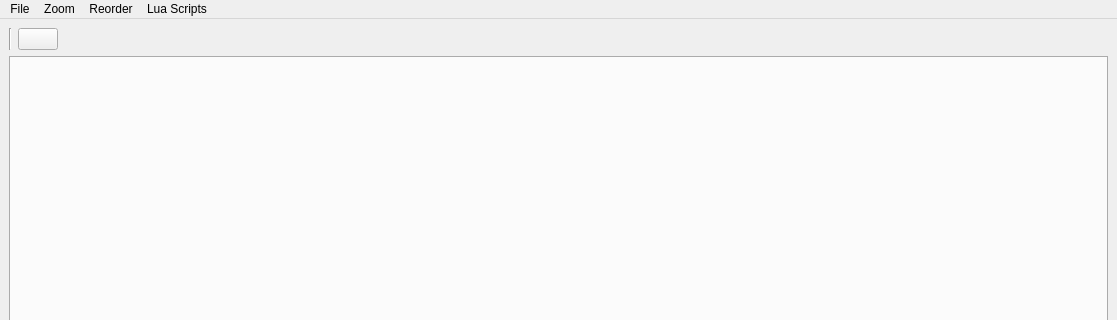
First picture: the form in bt_editor/bt_editor/mainwindow.ui, repository BTIRAI/pacman, before the edit; both pictures show x 0 to 1117 and y 0 to 320 of the 1117 by 726 pixel window.
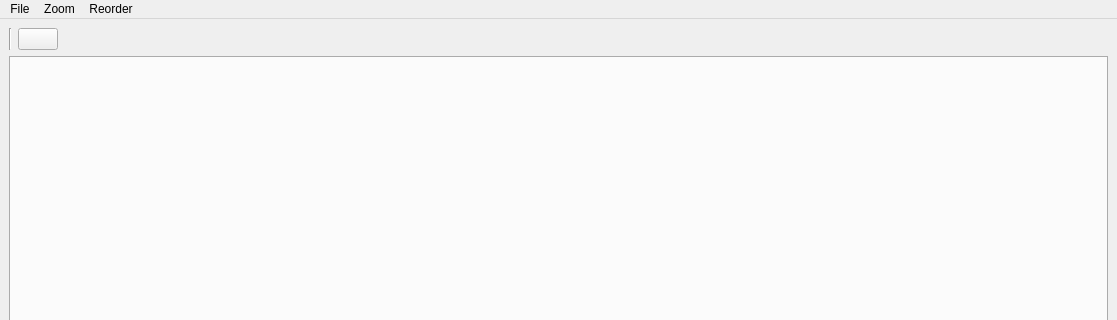
Second picture: the form after the edit. Icons and pictures are not drawn.

Commit message: figure for readme added

```diff
--- a/bt_editor/bt_editor/mainwindow.ui
+++ b/bt_editor/bt_editor/mainwindow.ui
@@ -109,17 +109,9 @@
     </property>
     <addaction name="actionAuto_arrange"/>
    </widget>
-   <widget class="QMenu" name="menuLUA">
-    <property name="title">
-     <string>Lua Scripts</string>
-    </property>
-    <addaction name="actionAdd_Action"/>
-    <addaction name="actionAdd_Condition"/>
-   </widget>
    <addaction name="menuLoad"/>
    <addaction name="menuZoom"/>
    <addaction name="menuReorder"/>
-   <addaction name="menuLUA"/>
   </widget>
   <widget class="QStatusBar" name="statusbar"/>
   <action name="actionLoad">
```
The commit also changes 2 other files.
